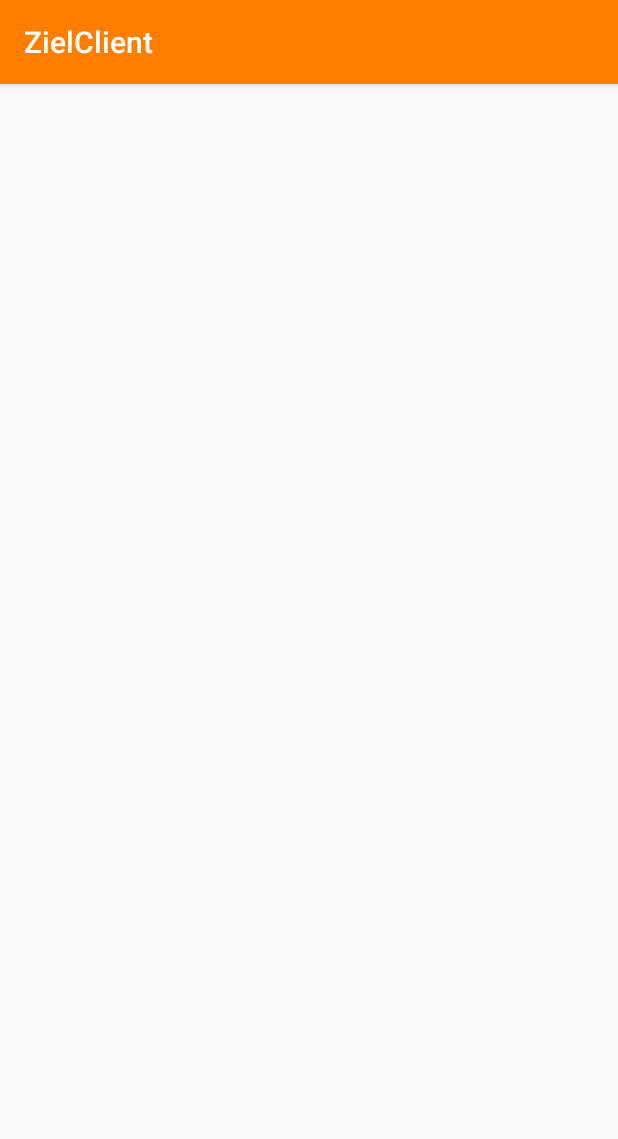
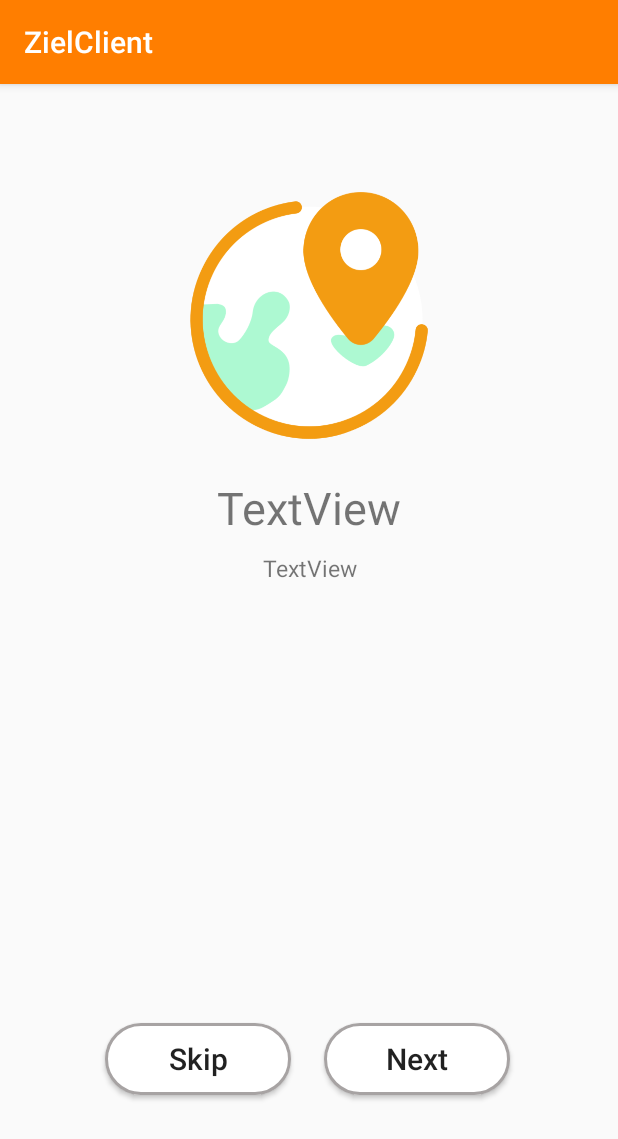
Before and after one commit to ArmaanMcleod/ZielClient, an Android app: the SecondOnboardingActivity screen opened directly, with no data from a screen before it, on a phone screen of 412 x 824 dp. Shown: the top 1139 px of the screen. Run offline under Robolectric (Android 15) with nearby library versions, the phone set to English and light mode, and no system bars; Roboto replaces fonts that are not available here.

Commit message:
completed second onboarding activit

```diff
--- a/app/src/main/java/com/quartz/zielclient/activities/common/onboarding/SecondOnboardingActivity.java
+++ b/app/src/main/java/com/quartz/zielclient/activities/common/onboarding/SecondOnboardingActivity.java
@@ -1,19 +1,35 @@
 package com.quartz.zielclient.activities.common.onboarding;
 
+import android.content.Intent;
 import android.os.Bundle;
 import android.support.annotation.Nullable;
 import android.support.v7.app.AppCompatActivity;
 import android.view.View;
+import android.widget.Button;
+
+import com.quartz.zielclient.R;
+import com.quartz.zielclient.activities.signup.SignUpActivity;
 
 public class SecondOnboardingActivity extends AppCompatActivity implements View.OnClickListener {
 
   @Override
   protected void onCreate(@Nullable Bundle savedInstanceState) {
     super.onCreate(savedInstanceState);
+    setContentView(R.layout.activity_help_onboarding_page2);
+
+    Button nextButton = findViewById(R.id.next2);
+    nextButton.setOnClickListener(this);
+
+    Button skipButton = findViewById(R.id.signup2);
+    skipButton.setOnClickListener(this);
   }
 
   @Override
   public void onClick(View v) {
-
+    if (v.getId() == R.id.next2) {
+      startActivity(new Intent(this, SecondOnboardingActivity.class));
+    } else if (v.getId() == R.id.signup2) {
+      startActivity(new Intent(this, SignUpActivity.class));
+    }
   }
 }
--- a/app/src/main/res/layout/activity_help_onboarding_page2.xml
+++ b/app/src/main/res/layout/activity_help_onboarding_page2.xml
@@ -42,14 +42,14 @@
         android:text="TextView"
         android:textAlignment="center"
         android:textSize="15dp"
-        app:layout_constraintBottom_toTopOf="@+id/signup"
+        app:layout_constraintBottom_toTopOf="@+id/signup2"
         app:layout_constraintEnd_toEndOf="parent"
         app:layout_constraintStart_toStartOf="parent"
         app:layout_constraintTop_toBottomOf="@+id/onboarding_title"
         tools:text="Be able to search your desired location and connect with a carer to receive immediate help" />
 
     <Button
-        android:id="@+id/signup"
+        android:id="@+id/signup2"
         android:layout_width="0dp"
         android:layout_height="wrap_content"
         android:layout_marginBottom="94dp"
@@ -60,12 +60,12 @@
         android:textAllCaps="false"
         android:textSize="20sp"
         app:layout_constraintBottom_toBottomOf="parent"
-        app:layout_constraintEnd_toStartOf="@+id/next1"
+        app:layout_constraintEnd_toStartOf="@+id/next2"
         app:layout_constraintStart_toStartOf="parent"
         app:layout_constraintTop_toBottomOf="@+id/onboarding_description" />
 
     <Button
-        android:id="@+id/next1"
+        android:id="@+id/next2"
         android:layout_width="0dp"
         android:layout_height="wrap_content"
         android:layout_marginEnd="72dp"
@@ -73,7 +73,7 @@
         android:text="Next"
         android:textAllCaps="false"
         android:textSize="20sp"
-        app:layout_constraintBaseline_toBaselineOf="@+id/signup"
+        app:layout_constraintBaseline_toBaselineOf="@+id/signup2"
         app:layout_constraintEnd_toEndOf="parent"
-        app:layout_constraintStart_toEndOf="@+id/signup" />
+        app:layout_constraintStart_toEndOf="@+id/signup2" />
 </android.support.constraint.ConstraintLayout>
```
